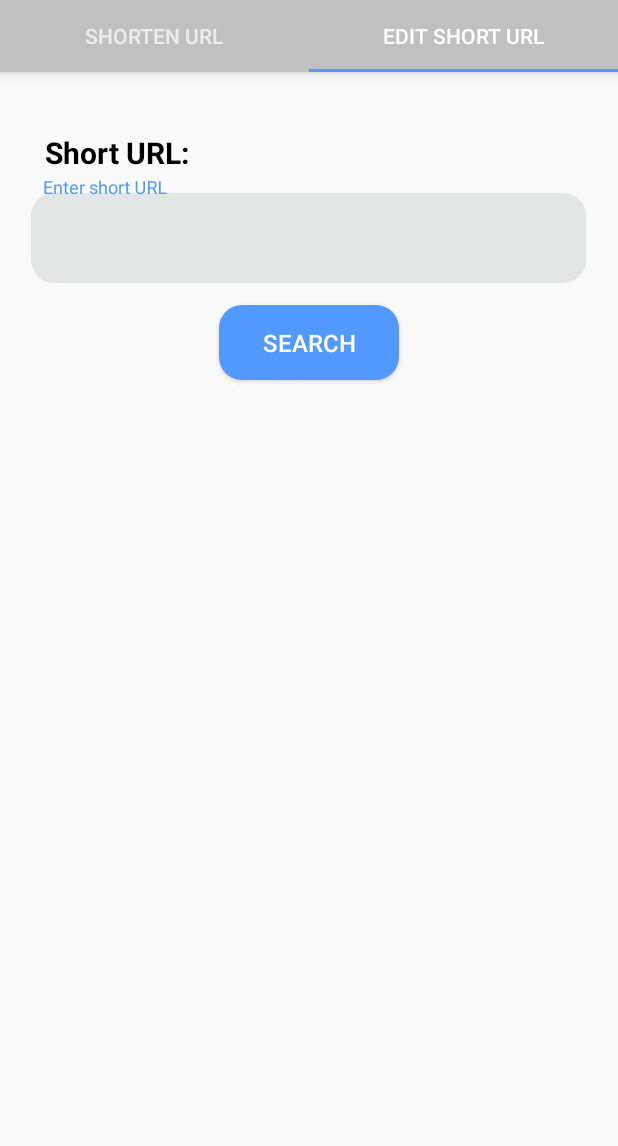
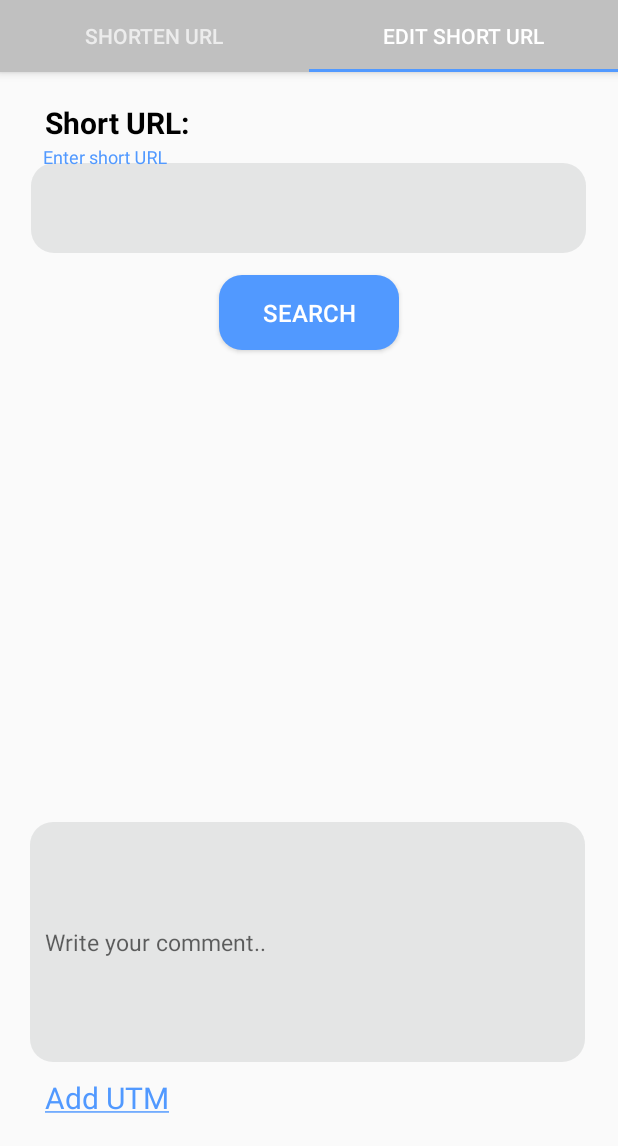
Before and after one commit to linaalkhodair/shorten.rest, an Android app: the screen it shows after launch (MainActivity), tab 2 chosen, on a phone screen of 412 x 824 dp, the part 90-1236 px from its top. Run offline under Robolectric (Android 15) with nearby library versions, the phone set to English and light mode, and no system bars.

Commit message:
utm section in edit alias

```diff
--- a/app/src/main/java/com/example/shortenrest/CreateAliasFrag.java
+++ b/app/src/main/java/com/example/shortenrest/CreateAliasFrag.java
@@ -192,7 +192,7 @@ public class CreateAliasFrag extends Fragment implements AdapterView.OnItemSelec
             }
         });
 
-
+        EditText editText = new EditText(mContext);
     } //end onViewCreated()
 
 
@@ -244,7 +244,7 @@ public class CreateAliasFrag extends Fragment implements AdapterView.OnItemSelec
 
     }
 
-    public void insertItem() {
+    private void insertItem() {
 
         arrayList.add(new ItemCard());
         adapter.notifyDataSetChanged();
@@ -397,10 +397,12 @@ public class CreateAliasFrag extends Fragment implements AdapterView.OnItemSelec
             isUtm = true;
         }
 
+        url = url+"?";
+
         for (int i=0; i<count; i++){
 
         ItemCard itemCard = arrayList.get(i);
-        url = url+"?"+itemCard.getParamEdit()+"="+itemCard.getValueEdit();
+        url = url+itemCard.getParamEdit()+"="+itemCard.getValueEdit()+"&";
 
         Log.d("TestGet","hi "+itemCard.getParamEdit());
 
--- a/app/src/main/java/com/example/shortenrest/EditAliasFrag.java
+++ b/app/src/main/java/com/example/shortenrest/EditAliasFrag.java
@@ -10,7 +10,12 @@ import android.os.Bundle;
 import androidx.annotation.NonNull;
 import androidx.annotation.Nullable;
 import androidx.fragment.app.Fragment;
+import androidx.recyclerview.widget.LinearLayoutManager;
+import androidx.recyclerview.widget.RecyclerView;
 
+import android.os.Parcelable;
+import android.text.SpannableString;
+import android.text.style.UnderlineSpan;
 import android.util.Log;
 import android.view.LayoutInflater;
 import android.view.View;
@@ -23,10 +28,16 @@ import android.widget.Toast;
 
 import com.google.common.base.Strings;
 
+import org.json.JSONArray;
 import org.json.JSONException;
 import org.json.JSONObject;
 
 import java.io.IOException;
+import java.lang.reflect.Array;
+import java.net.URL;
+import java.util.ArrayList;
+import java.util.HashMap;
+import java.util.Map;
 import java.util.Objects;
 
 import okhttp3.MediaType;
@@ -41,11 +52,11 @@ import okhttp3.Response;
 public class EditAliasFrag extends Fragment {
 
     EditText destURL;
-    EditText domainEdit;
+    EditText domainEdit, snippetExample;
     EditText shortURL;
     Button searchBtn;
     Button saveBtn;
-    TextView domainTV, destTV;
+    TextView domainTV, destTV, addUtm;
 
     Credentials credentials = new Credentials();
     String domain = credentials.getDomain();
@@ -54,6 +65,11 @@ public class EditAliasFrag extends Fragment {
     Button okBtn,cancelBtn;
     TextView dialogMsg;
     private Context mContext;
+
+    ArrayList<ItemCard> arrayList;
+    private RecyclerView recyclerView;
+    private RecyclerView.Adapter adapter;
+    private RecyclerView.LayoutManager layoutManager;
 
     public void onAttach(Context context) {
         super.onAttach(context);
@@ -89,6 +105,14 @@ public class EditAliasFrag extends Fragment {
         saveBtn = view.findViewById(R.id.saveChngs);
         domainTV = view.findViewById(R.id.domainTextView);
         destTV = view.findViewById(R.id.destTextView);
+        snippetExample = view.findViewById(R.id.snippetExample);
+
+        addUtm = view.findViewById(R.id.addUtm);
+        SpannableString content = new SpannableString("Add UTM");
+        content.setSpan(new UnderlineSpan(), 0, content.length(), 0);
+        addUtm.setText(content);
+
+        buildRecyclerView(view);
 
 
         destURL.setVisibility(View.INVISIBLE);
@@ -127,6 +151,20 @@ public class EditAliasFrag extends Fragment {
         });
 
     } //end onViewCreated
+
+    private void buildRecyclerView(View view){
+
+        //for testing
+        arrayList = new ArrayList<>(); //change name
+
+        recyclerView = view.findViewById(R.id.recyclerView);
+        layoutManager = new LinearLayoutManager(mContext);
+        adapter = new Adapter(arrayList);
+
+        recyclerView.setLayoutManager(layoutManager);
+        recyclerView.setAdapter(adapter);
+
+    }
 
     private boolean isValid(String url){
 
@@ -177,7 +215,7 @@ public class EditAliasFrag extends Fragment {
 
     private String getAliasName(String shortURL){
 
-        shortURL.replace("https://","");
+        shortURL = shortURL.replace("https://","");
         Log.d("test1", "short: "+ shortURL);
 
         int domainLength = domain.length();
@@ -223,11 +261,17 @@ public class EditAliasFrag extends Fragment {
                 String destinatonUrl = object.getString("url");
                 Log.d("tesssst", "url:" + destinatonUrl);
 
+                getUtm(destinatonUrl);
 
-                destTV.setVisibility(View.VISIBLE);
-                destURL.setVisibility(View.VISIBLE);
-                destURL.setText(destinatonUrl);
-                saveBtn.setVisibility(View.VISIBLE);
+                 destTV.setVisibility(View.VISIBLE);
+                 destURL.setVisibility(View.VISIBLE);
+                 destURL.setText(destinatonUrl);
+                 saveBtn.setVisibility(View.VISIBLE);
+
+                //displaying snippets:
+                    JSONArray array = jsonObj.getJSONArray("snippets");
+                    getSnippet(array);
+
 
 
         } catch (IOException e) {
@@ -244,6 +288,78 @@ public class EditAliasFrag extends Fragment {
 
     } //end getAlias
 
+    public static Map<String, String> getQueryMap(String query) {
+        String[] params = query.split("&");
+        Map<String, String> map = new HashMap<>();
+
+        for (String param : params) {
+            String name = param.split("=")[0];
+            String value = param.split("=")[1];
+            map.put(name, value);
+        }
+        return map;
+    }
+
+    private void getUtm(String url){
+
+        boolean found = false;
+        int index = url.indexOf("?");
+
+        if (url.contains("?utm")) {
+
+            while (!found) {
+
+
+                char ch1 = url.charAt(index + 1);
+                char ch2 = 'u';
+                int dif = ch1 - ch2;
+                if (dif == 0) { //equal
+                    url = url.substring(index + 1);
+                    found = true;
+                    Map<String, String> map = getQueryMap(url);
+                    Log.d("map : ", " " + map.toString());
+
+                    for (Map.Entry<String, String> entry : map.entrySet()) {
+                        ItemCard itemCard = new ItemCard(entry.getKey(), entry.getValue(), "=");
+                        insertItem(itemCard);
+                    }
+
+                } else {
+                    index = url.indexOf("?",index);
+
+                }
+
+            }
+
+
+
+
+        }
+    }// end getUtm
+
+    private void insertItem(ItemCard itemCard) {
+
+        arrayList.add(itemCard);
+        adapter.notifyDataSetChanged();
+    }
+
+    private void getSnippet(JSONArray array){
+
+        for (int i=0; i<array.length(); i++){
+
+            try {
+                JSONObject snippetJson = array.getJSONObject(i);
+
+                String analyticsType = snippetJson.getString("id");
+                String params = snippetJson.getJSONObject("parameters").toString();
+                snippetExample.setText(params);
+
+            } catch (JSONException e) {
+                e.printStackTrace();
+            }
+        }
+
+    }
 
     private void editShortURL(String aliasName, String destUrl){
 
--- a/app/src/main/res/layout/fragment_edit_alias.xml
+++ b/app/src/main/res/layout/fragment_edit_alias.xml
@@ -1,14 +1,19 @@
 <?xml version="1.0" encoding="utf-8"?>
-<FrameLayout xmlns:android="http://schemas.android.com/apk/res/android"
+<RelativeLayout xmlns:android="http://schemas.android.com/apk/res/android"
     xmlns:tools="http://schemas.android.com/tools"
     android:layout_width="match_parent"
     android:layout_height="match_parent"
     tools:context=".EditAliasFrag">
 
+    <ScrollView
+        android:layout_width="match_parent"
+        android:layout_height="930dp">
+
     <RelativeLayout
-        android:layout_width="wrap_content"
-        android:layout_marginTop="20dp"
-        android:layout_height="wrap_content">
+        android:layout_width="match_parent"
+        android:layout_height="930sp"
+        android:layout_alignParentBottom="true"
+        >
 
 
         <TextView
@@ -55,6 +60,7 @@
             android:textColor="@color/colorPrimary"
 
             />
+
 
         <TextView
             android:layout_width="wrap_content"
@@ -136,7 +142,42 @@
 
             />
 
+        <EditText
+            android:id="@+id/snippetExample"
+            android:layout_width="370sp"
+            android:layout_height="160dp"
+            android:layout_marginStart="20dp"
+            android:layout_marginTop="500sp"
+            android:background="@drawable/round_shape"
+            android:ems="10"
+            android:hint="Write your comment.."
+            android:inputType="textMultiLine"
+            android:padding="@dimen/padd_10"
+            android:textSize="15sp"
+            android:visibility="visible" />
 
-    </RelativeLayout>
+        <TextView
+            android:layout_width="wrap_content"
+            android:layout_height="wrap_content"
+            android:layout_marginStart="30dp"
+            android:layout_marginTop="670dp"
+            android:id="@+id/addUtm"
+            android:text="Add UTM"
+            android:textColor="@color/colorAccent"
+            android:textSize="20sp"
+            />
 
-</FrameLayout>
+        <androidx.recyclerview.widget.RecyclerView
+            android:id="@+id/recyclerView"
+            android:layout_width="match_parent"
+            android:layout_height="wrap_content"
+            android:layout_marginTop="700dp"
+            android:visibility="visible"
+            android:padding="4dp"
+            android:scrollbars="vertical" />
+
+            </RelativeLayout>
+    </ScrollView>
+
+
+</RelativeLayout>
```
Also changed, not shown: app/src/main/res/layout/fragment_create_alias.xml (+36 -25 lines).
